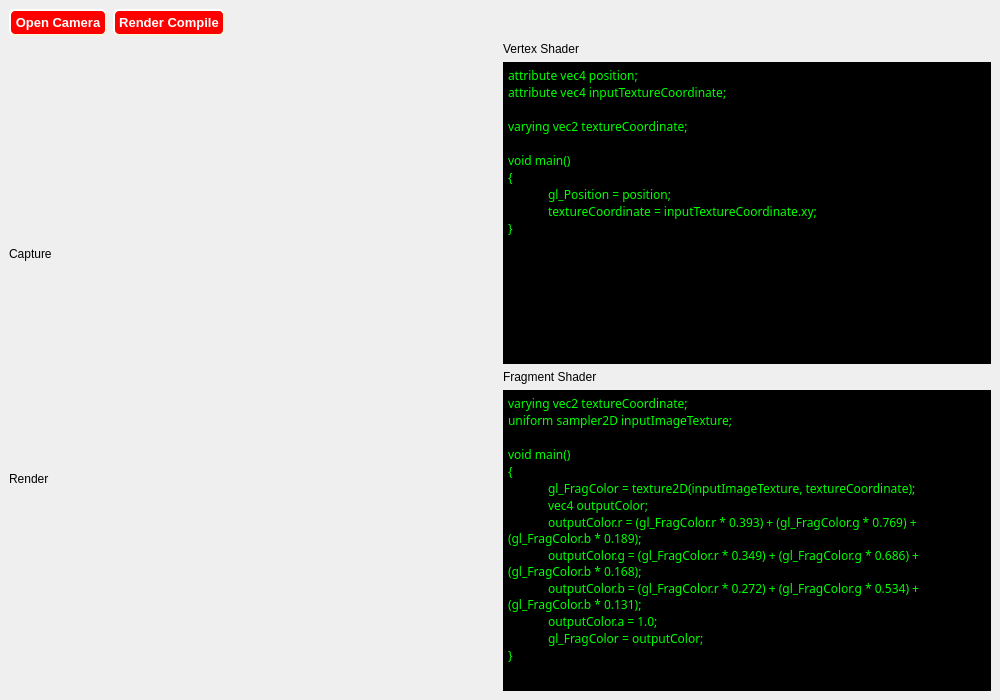
Qt form ShaderEye/MainWindow.ui (MediaEyeEngineers/ShaderEye) before a commit.
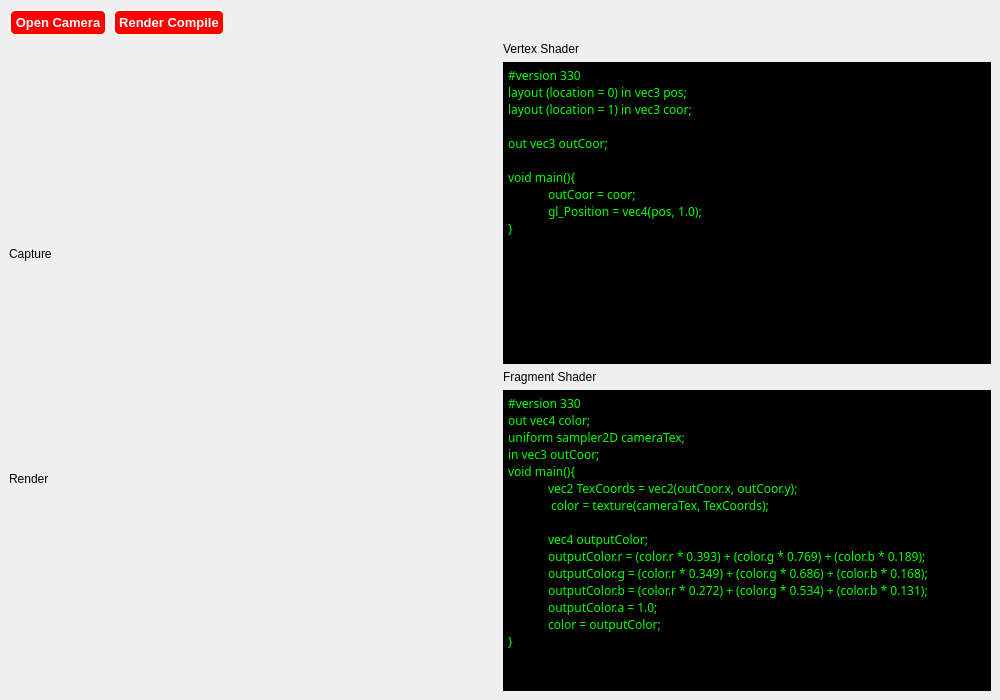
The same form after that commit.

The edit to the form file:
```diff
--- a/ShaderEye/MainWindow.ui
+++ b/ShaderEye/MainWindow.ui
@@ -640,17 +640,16 @@
                <number>-1</number>
               </property>
               <property name="plainText">
-               <string>attribute vec4 position;
-attribute vec4 inputTextureCoordinate;
+               <string>#version 330
+layout (location = 0) in vec3 pos;
+layout (location = 1) in vec3 coor;
 
-varying vec2 textureCoordinate;
+out vec3 outCoor;
 
-void main()
-{
-	gl_Position = position;
-	textureCoordinate = inputTextureCoordinate.xy;
-}
-</string>
+void main(){
+	outCoor = coor;
+	gl_Position = vec4(pos, 1.0);
+}</string>
               </property>
               <property name="tabStopWidth">
                <number>40</number>
@@ -685,36 +684,36 @@
                  <colorrole role="WindowText">
                   <brush brushstyle="SolidPattern">
                    <color alpha="255">
-                    <red>59</red>
-                    <green>55</green>
-                    <blue>255</blue>
+                    <red>0</red>
+                    <green>255</green>
+                    <blue>0</blue>
                    </color>
                   </brush>
                  </colorrole>
                  <colorrole role="Button">
                   <brush brushstyle="SolidPattern">
                    <color alpha="255">
-                    <red>28</red>
+                    <red>0</red>
                     <green>0</green>
-                    <blue>145</blue>
+                    <blue>0</blue>
                    </color>
                   </brush>
                  </colorrole>
                  <colorrole role="Text">
                   <brush brushstyle="SolidPattern">
                    <color alpha="255">
-                    <red>114</red>
-                    <green>131</green>
-                    <blue>252</blue>
+                    <red>0</red>
+                    <green>255</green>
+                    <blue>0</blue>
                    </color>
                   </brush>
                  </colorrole>
                  <colorrole role="ButtonText">
                   <brush brushstyle="SolidPattern">
                    <color alpha="255">
-                    <red>49</red>
-                    <green>17</green>
-                    <blue>255</blue>
+                    <red>0</red>
+                    <green>255</green>
+                    <blue>0</blue>
                    </color>
                   </brush>
                  </colorrole>
@@ -750,36 +749,36 @@
                  <colorrole role="WindowText">
                   <brush brushstyle="SolidPattern">
                    <color alpha="255">
-                    <red>59</red>
-                    <green>55</green>
-                    <blue>255</blue>
+                    <red>0</red>
+                    <green>255</green>
+                    <blue>0</blue>
                    </color>
                   </brush>
                  </colorrole>
                  <colorrole role="Button">
                   <brush brushstyle="SolidPattern">
                    <color alpha="255">
-                    <red>28</red>
+                    <red>0</red>
                     <green>0</green>
-                    <blue>145</blue>
+                    <blue>0</blue>
                    </color>
                   </brush>
                  </colorrole>
                  <colorrole role="Text">
                   <brush brushstyle="SolidPattern">
                    <color alpha="255">
-                    <red>114</red>
-                    <green>131</green>
-                    <blue>252</blue>
+                    <red>0</red>
+                    <green>255</green>
+                    <blue>0</blue>
                    </color>
                   </brush>
                  </colorrole>
                  <colorrole role="ButtonText">
                   <brush brushstyle="SolidPattern">
                    <color alpha="255">
-                    <red>49</red>
-                    <green>17</green>
-                    <blue>255</blue>
+                    <red>0</red>
+                    <green>255</green>
+                    <blue>0</blue>
                    </color>
                   </brush>
                  </colorrole>
@@ -824,9 +823,9 @@
                  <colorrole role="Button">
                   <brush brushstyle="SolidPattern">
                    <color alpha="255">
-                    <red>28</red>
+                    <red>0</red>
                     <green>0</green>
-                    <blue>145</blue>
+                    <blue>0</blue>
                    </color>
                   </brush>
                  </colorrole>
@@ -887,18 +886,20 @@
                <string notr="true">background-color:black;color:#00ff00</string>
               </property>
               <property name="plainText">
-               <string>varying vec2 textureCoordinate;
-uniform sampler2D inputImageTexture;
+               <string>#version 330
+out vec4 color;
+uniform sampler2D cameraTex;
+in vec3 outCoor;
+void main(){
+	vec2 TexCoords = vec2(outCoor.x, outCoor.y);
+	 color = texture(cameraTex, TexCoords);
 
-void main()
-{
-	gl_FragColor = texture2D(inputImageTexture, textureCoordinate);
 	vec4 outputColor;
-	outputColor.r = (gl_FragColor.r * 0.393) + (gl_FragColor.g * 0.769) + (gl_FragColor.b * 0.189);
-	outputColor.g = (gl_FragColor.r * 0.349) + (gl_FragColor.g * 0.686) + (gl_FragColor.b * 0.168);
-	outputColor.b = (gl_FragColor.r * 0.272) + (gl_FragColor.g * 0.534) + (gl_FragColor.b * 0.131);
+	outputColor.r = (color.r * 0.393) + (color.g * 0.769) + (color.b * 0.189);
+	outputColor.g = (color.r * 0.349) + (color.g * 0.686) + (color.b * 0.168);
+	outputColor.b = (color.r * 0.272) + (color.g * 0.534) + (color.b * 0.131);
 	outputColor.a = 1.0;
-	gl_FragColor = outputColor;
+	color = outputColor;
 }</string>
               </property>
               <property name="tabStopWidth">
```
